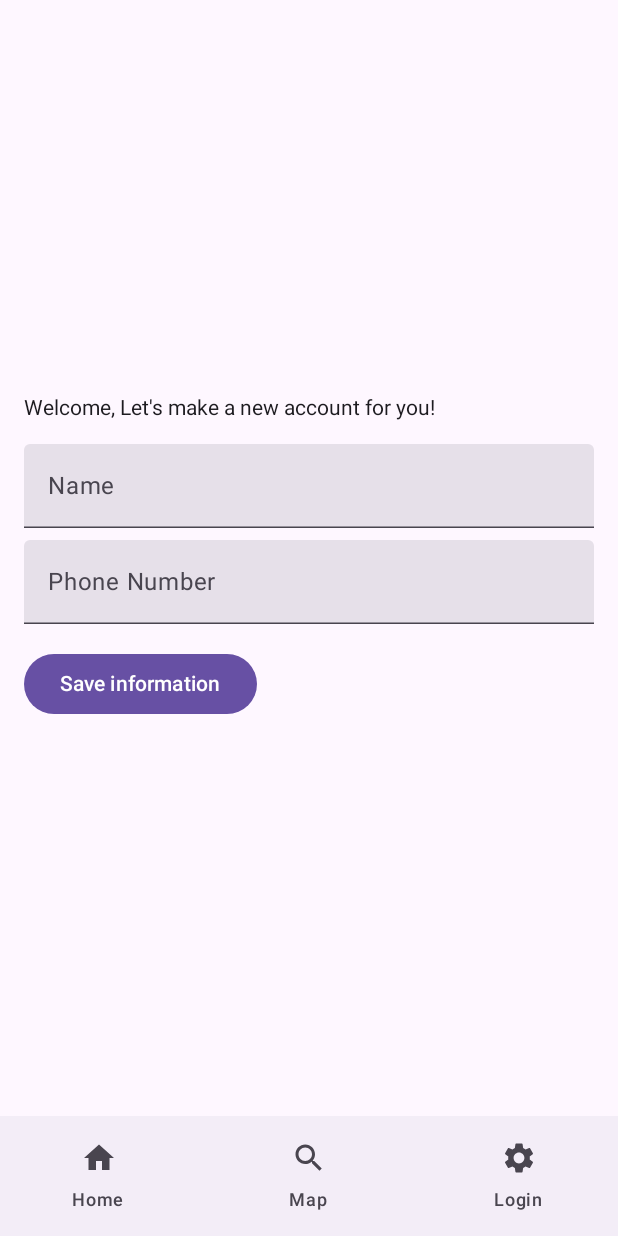
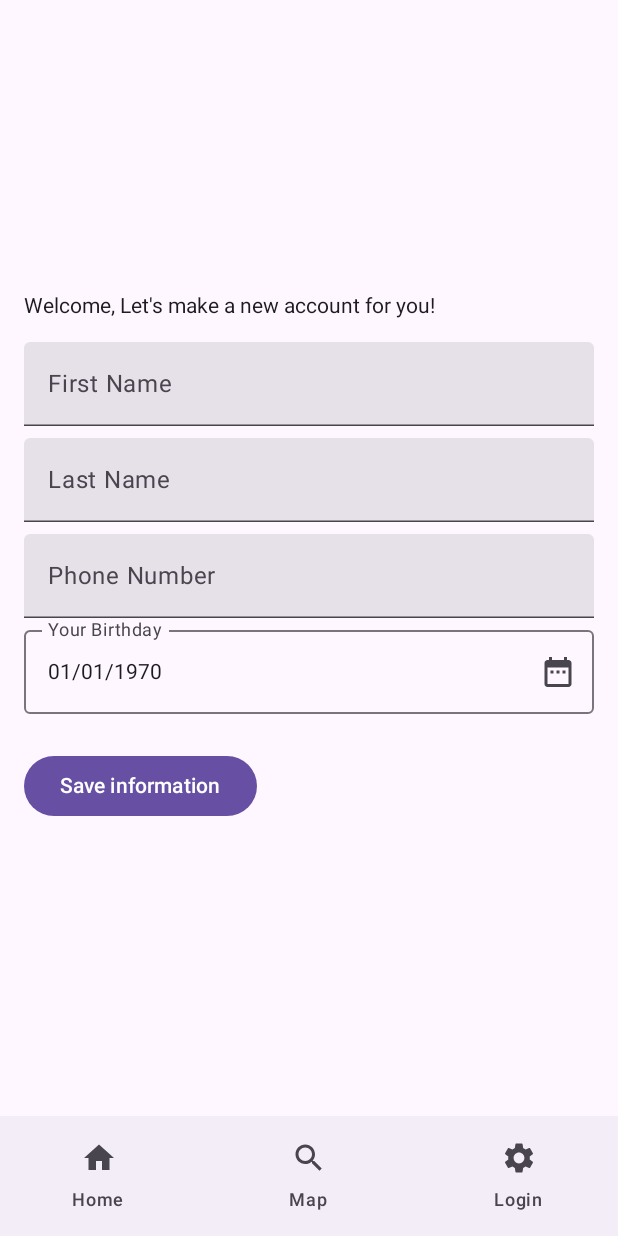
Before and after one commit to mattia-lerario/Dogday, an Android app built with Jetpack Compose: the NewUserScreen screen opened through its navigation route, on a phone screen of 412 x 824 dp. Run offline under Robolectric (Android 15) with nearby library versions, the phone set to English and light mode, and no system bars; our stand-ins replace Firebase (no records; nobody signed in at launch, a user with empty details on screens opened directly).

Commit message:
Endret User og addNewUser
Lagt inn flere varaiabler og lagt inn flere textfields i addUser og kalender for bursdag

```diff
--- a/app/src/main/java/com/example/dogday/NewUserScreen.kt
+++ b/app/src/main/java/com/example/dogday/NewUserScreen.kt
@@ -1,6 +1,8 @@
 package com.example.dogday
 
 import androidx.compose.foundation.layout.*
+import androidx.compose.material.icons.Icons
+import androidx.compose.material.icons.filled.DateRange
 import androidx.compose.material3.*
 import androidx.compose.runtime.*
 import androidx.compose.ui.Modifier
@@ -10,13 +12,20 @@ import com.google.firebase.auth.ktx.auth
 import com.google.firebase.firestore.FirebaseFirestore
 import com.google.firebase.ktx.Firebase
 
+@OptIn(ExperimentalMaterial3Api::class)
 @Composable
 fun NewUserScreen(navController: NavController) {
     val email = UserSession.email ?: ""
     val uid = UserSession.uid ?: ""
 
-    var name by remember { mutableStateOf("") }
+    var firstName by remember { mutableStateOf("") }
+    var lastName by remember { mutableStateOf("") }
     var phoneNumber by remember { mutableStateOf("") }
+
+    var showDatePicker by remember { mutableStateOf(false) }
+    val datePickerState = rememberDatePickerState()
+    var birthday by remember { mutableStateOf(datePickerState.selectedDateMillis ?: 0L) }
+
     val firestoreInteractions = FirestoreInteractions()
 
     Column(
@@ -30,9 +39,18 @@ fun NewUserScreen(navController: NavController) {
         Spacer(modifier = Modifier.height(16.dp))
 
         TextField(
-            value = name,
-            onValueChange = { name = it },
-            label = { Text("Name") },
+            value = firstName,
+            onValueChange = { firstName = it },
+            label = { Text("First Name") },
+            modifier = Modifier.fillMaxWidth()
+        )
+
+        Spacer(modifier = Modifier.height(8.dp))
+
+        TextField(
+            value = lastName,
+            onValueChange = { lastName = it },
+            label = { Text("Last Name") },
             modifier = Modifier.fillMaxWidth()
         )
 
@@ -45,11 +63,62 @@ fun NewUserScreen(navController: NavController) {
             modifier = Modifier.fillMaxWidth()
         )
 
+        Box(
+            modifier = Modifier.fillMaxWidth()
+        ) {
+            OutlinedTextField(
+                value = convertMillisToDate(birthday),
+                onValueChange = { },
+                label = { Text("Your Birthday") },
+                readOnly = true,
+                trailingIcon = {
+                    IconButton(onClick = { showDatePicker = !showDatePicker }) {
+                        Icon(
+                            imageVector = Icons.Default.DateRange,
+                            contentDescription = "Select date"
+                        )
+                    }
+                },
+                modifier = Modifier
+                    .fillMaxWidth()
+                    .height(64.dp)
+            )
+
+            if (showDatePicker) {
+                DatePickerDialog(
+                    onDismissRequest = { showDatePicker = false },
+                    confirmButton = {
+                        TextButton(onClick = {
+                            birthday = datePickerState.selectedDateMillis ?: 0L
+                            showDatePicker = false
+                        }) {
+                            Text("OK")
+                        }
+                    },
+                    dismissButton = {
+                        TextButton(onClick = { showDatePicker = false }) {
+                            Text("Cancel")
+                        }
+                    }
+                ) {
+                    DatePicker(state = datePickerState)
+                }
+            }
+        }
+
+        Spacer(modifier = Modifier.height(8.dp))
+
         Spacer(modifier = Modifier.height(16.dp))
 
         Button(onClick = {
-            if (name.isNotEmpty() && phoneNumber.isNotEmpty()) {
-                val user = User(uid, email, name, phoneNumber)
+            if (firstName.isNotEmpty() && phoneNumber.isNotEmpty()) {
+                val user = User(
+                    uid,
+                    email,
+                    firstName,
+                    lastName,
+                    phoneNumber,
+                    birthday)
                 firestoreInteractions.addUser(user)
                 val uid = Firebase.auth.currentUser?.uid
                 if (uid != null) {
--- a/app/src/main/java/com/example/dogday/models/User.kt
+++ b/app/src/main/java/com/example/dogday/models/User.kt
@@ -5,7 +5,9 @@ import com.example.dogday.models.Dog
 data class User(
     val uid: String = "",
     val email: String = "",
-    val name: String = "",
+    val firstName: String = "",
+    val lastName: String = "",
     val phoneNumber: String = "",
+    val birthday: Long,
     val dogs: Map<String, Dog> = emptyMap()
 )
```
